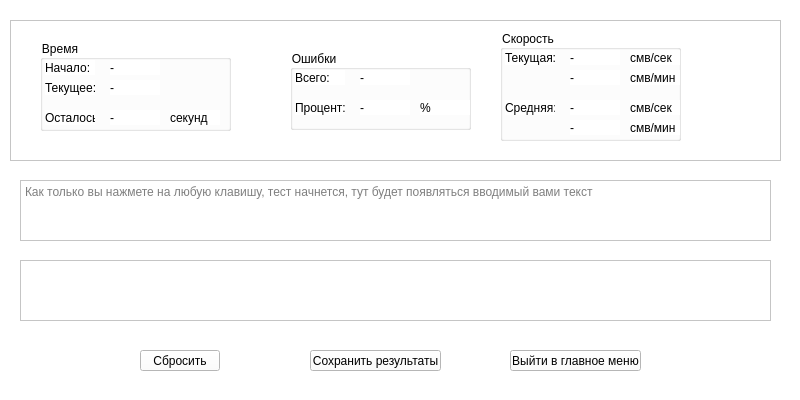
Kobanoss/KeyBoard-Typer, file data/forms/inputwidget.ui: the form before one commit.
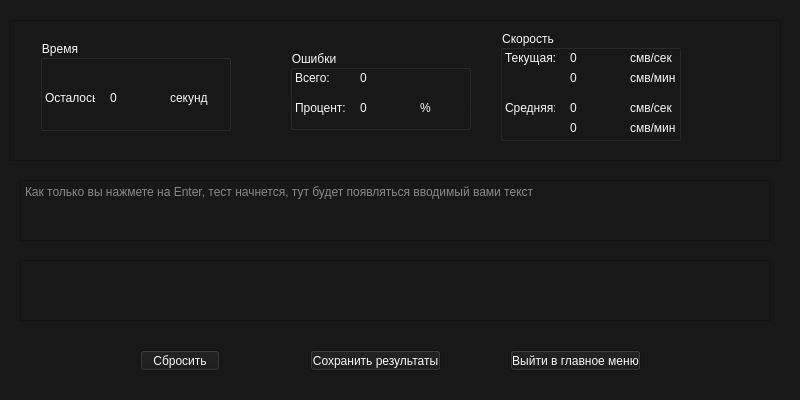
The form after the commit. Icons and pictures are not drawn.

What changed in the file:
```diff
--- a/data/forms/inputwidget.ui
+++ b/data/forms/inputwidget.ui
@@ -30,8 +30,8 @@
     <normaloff>:/logo/src/logo.ico</normaloff>:/logo/src/logo.ico</iconset>
   </property>
   <property name="styleSheet">
-   <string notr="true">color: black;
-background-color:white;</string>
+   <string notr="true">color:#f8f8f8;
+background-color:#181818;</string>
   </property>
   <widget class="QTextBrowser" name="textBrowser_input_test_data">
    <property name="geometry">
@@ -59,7 +59,7 @@
     <set>Qt::NoTextInteraction</set>
    </property>
    <property name="placeholderText">
-    <string>Как только вы нажмете на любую клавишу, тест начнется, тут будет появляться вводимый вами текст</string>
+    <string>Как только вы нажмете на Enter, тест начнется, тут будет появляться вводимый вами текст</string>
    </property>
   </widget>
   <widget class="QFrame" name="frame_input_main">
@@ -93,7 +93,7 @@
      <property name="geometry">
       <rect>
        <x>70</x>
-       <y>70</y>
+       <y>50</y>
        <width>50</width>
        <height>15</height>
       </rect>
@@ -111,89 +111,14 @@
       </size>
      </property>
      <property name="text">
-      <string>-</string>
-     </property>
-    </widget>
-    <widget class="QLabel" name="label_1">
-     <property name="geometry">
-      <rect>
-       <x>5</x>
-       <y>20</y>
-       <width>50</width>
-       <height>15</height>
-      </rect>
-     </property>
-     <property name="minimumSize">
-      <size>
-       <width>50</width>
-       <height>15</height>
-      </size>
-     </property>
-     <property name="maximumSize">
-      <size>
-       <width>50</width>
-       <height>15</height>
-      </size>
-     </property>
-     <property name="text">
-      <string>Начало:</string>
-     </property>
-    </widget>
-    <widget class="QLabel" name="label_input_time_start">
-     <property name="geometry">
-      <rect>
-       <x>70</x>
-       <y>20</y>
-       <width>50</width>
-       <height>15</height>
-      </rect>
-     </property>
-     <property name="minimumSize">
-      <size>
-       <width>50</width>
-       <height>15</height>
-      </size>
-     </property>
-     <property name="maximumSize">
-      <size>
-       <width>50</width>
-       <height>15</height>
-      </size>
-     </property>
-     <property name="text">
-      <string>-</string>
-     </property>
-    </widget>
-    <widget class="QLabel" name="label_2">
-     <property name="geometry">
-      <rect>
-       <x>5</x>
-       <y>40</y>
-       <width>50</width>
-       <height>15</height>
-      </rect>
-     </property>
-     <property name="minimumSize">
-      <size>
-       <width>50</width>
-       <height>15</height>
-      </size>
-     </property>
-     <property name="maximumSize">
-      <size>
-       <width>50</width>
-       <height>15</height>
-      </size>
-     </property>
-     <property name="text">
-      <string>Текущее:</string>
+      <string>0</string>
      </property>
     </widget>
     <widget class="QLabel" name="label_3">
      <property name="geometry">
       <rect>
        <x>5</x>
-       <y>70</y>
+       <y>50</y>
        <width>50</width>
        <height>15</height>
       </rect>
@@ -214,36 +139,11 @@
       <string>Осталось:</string>
      </property>
     </widget>
-    <widget class="QLabel" name="label_input_time_current">
-     <property name="geometry">
-      <rect>
-       <x>70</x>
-       <y>40</y>
-       <width>50</width>
-       <height>15</height>
-      </rect>
-     </property>
-     <property name="minimumSize">
-      <size>
-       <width>50</width>
-       <height>15</height>
-      </size>
-     </property>
-     <property name="maximumSize">
-      <size>
-       <width>50</width>
-       <height>15</height>
-      </size>
-     </property>
-     <property name="text">
-      <string>-</string>
-     </property>
-    </widget>
     <widget class="QLabel" name="label_8">
      <property name="geometry">
       <rect>
        <x>130</x>
-       <y>70</y>
+       <y>50</y>
        <width>50</width>
        <height>15</height>
       </rect>
@@ -305,7 +205,7 @@
       </size>
      </property>
      <property name="text">
-      <string>-</string>
+      <string>0</string>
      </property>
     </widget>
     <widget class="QLabel" name="label_4">
@@ -361,7 +261,7 @@
       </size>
      </property>
      <property name="text">
-      <string>-</string>
+      <string>0</string>
      </property>
     </widget>
     <widget class="QLabel" name="label_5">
@@ -467,7 +367,7 @@
       </size>
      </property>
      <property name="text">
-      <string>-</string>
+      <string>0</string>
      </property>
     </widget>
     <widget class="QLabel" name="label_input_speed_current_per_sec">
@@ -498,7 +398,7 @@
       </size>
      </property>
      <property name="text">
-      <string>-</string>
+      <string>0</string>
      </property>
     </widget>
     <widget class="QLabel" name="label_7">
@@ -554,7 +454,7 @@
       </size>
      </property>
      <property name="text">
-      <string>-</string>
+      <string>0</string>
      </property>
     </widget>
     <widget class="QLabel" name="label_6">
@@ -610,7 +510,7 @@
       </size>
      </property>
      <property name="text">
-      <string>-</string>
+      <string>0</string>
      </property>
     </widget>
     <widget class="QLabel" name="label_10">
```
Left out of the diff: 15 changed lines with no effect on the pictures.
